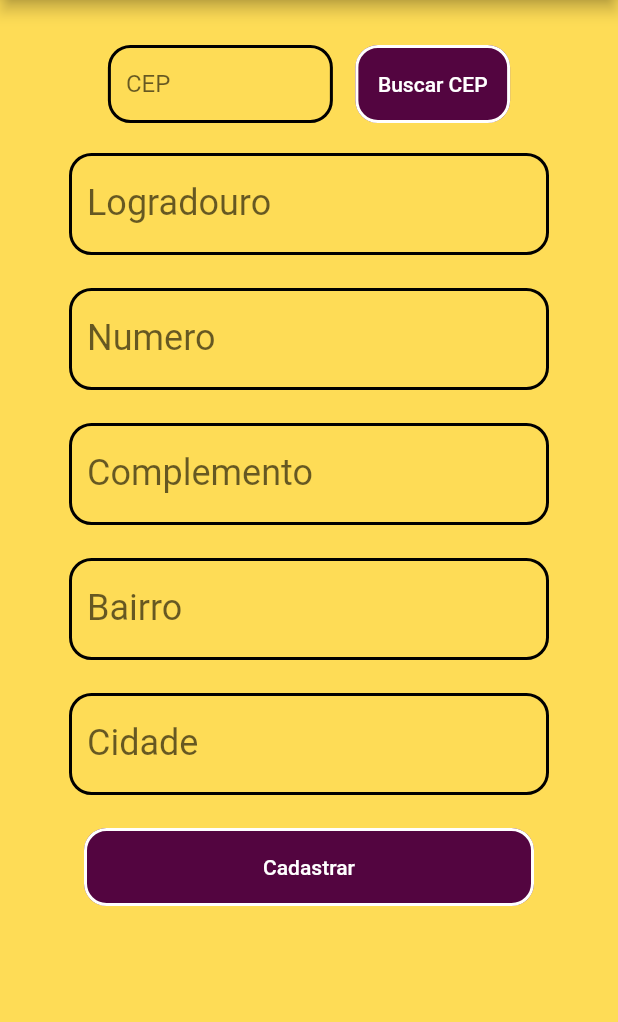
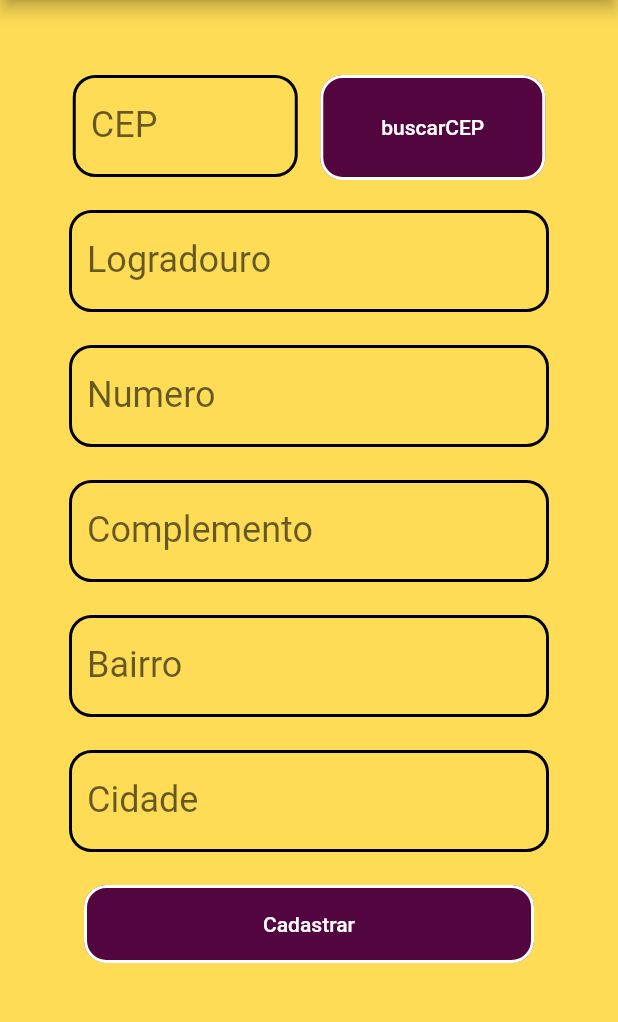
Before and after one commit to GuiPiovezan/aplicativo-point-summer-foods, a Flutter app: the screen it shows after launch, on a phone screen of 412 x 824 dp, the part 84-1106 px from its top. Run offline on Flutter 3.47's test engine with Material 2 defaults, Android fonts, the phone set to English and light mode, and no system bars; our stand-ins replace cloud_firestore, firebase_core; accounts and stored records are empty.

```diff
--- a/lib/View/CadastroCliente/cadastro-endereco.dart
+++ b/lib/View/CadastroCliente/cadastro-endereco.dart
@@ -77,61 +77,20 @@ class _CadastroEndereco extends State<CadastroEndereco> {
               Row(
                 mainAxisAlignment: MainAxisAlignment.center,
                 children: <Widget>[
-                  Container(
-                    margin: EdgeInsets.fromLTRB(0, 0, 15, 0),
+                  TextInputPersonalizado(
+                    controlador: txtCEP,
+                    descricaoCampo: "CEP",
+                    placeholder: "Ex 15200000",
                     width: 150,
-                    height: 52,
-                    child: TextField(
-                      controller: txtCEP,
-                      keyboardType: TextInputType.number,
-                      decoration: InputDecoration(
-                        labelText: "CEP",
-                        focusedBorder: OutlineInputBorder(
-                          borderSide: BorderSide(
-                            color: Color.fromARGB(255, 83, 5, 64),
-                            width: 2,
-                          ),
-                          borderRadius: BorderRadius.all(
-                            Radius.circular(15),
-                          ),
-                        ),
-                        enabledBorder: OutlineInputBorder(
-                          borderSide: BorderSide(
-                            color: Colors.black,
-                            width: 2,
-                          ),
-                          borderRadius: BorderRadius.all(
-                            Radius.circular(15),
-                          ),
-                        ),
-                      ),
-                    ),
                   ),
-                  Container(
-                    height: 52,
-                    child: TextButton(
-                      onPressed: buscarCEP,
-                      child: Text(
-                        "Buscar CEP",
-                        style: TextStyle(
-                          color: Colors.white,
-                        ),
-                      ),
-                      style: TextButton.styleFrom(
-                        padding: EdgeInsets.all(15),
-                        backgroundColor: Color.fromARGB(255, 83, 5, 64),
-                        side: BorderSide(
-                          color: Colors.white,
-                          width: 2,
-                          style: BorderStyle.solid,
-                        ),
-                        shape: RoundedRectangleBorder(
-                          borderRadius: const BorderRadius.all(
-                            Radius.circular(15.0),
-                          ),
-                        ),
-                      ),
-                    ),
+                  SizedBox(
+                    width: 15,
+                  ),
+                  ButtonPrimary(
+                    textoBotao: "buscarCEP",
+                    funcao: buscarCEP,
+                    width: 150,
+                    heigth: 70,
                   ),
                 ],
               ),
@@ -164,7 +123,6 @@ class _CadastroEndereco extends State<CadastroEndereco> {
                 textoBotao: "Cadastrar",
                 funcao: () {},
               ),
-
               Text(resultadoCEP),
             ],
           ),
```
